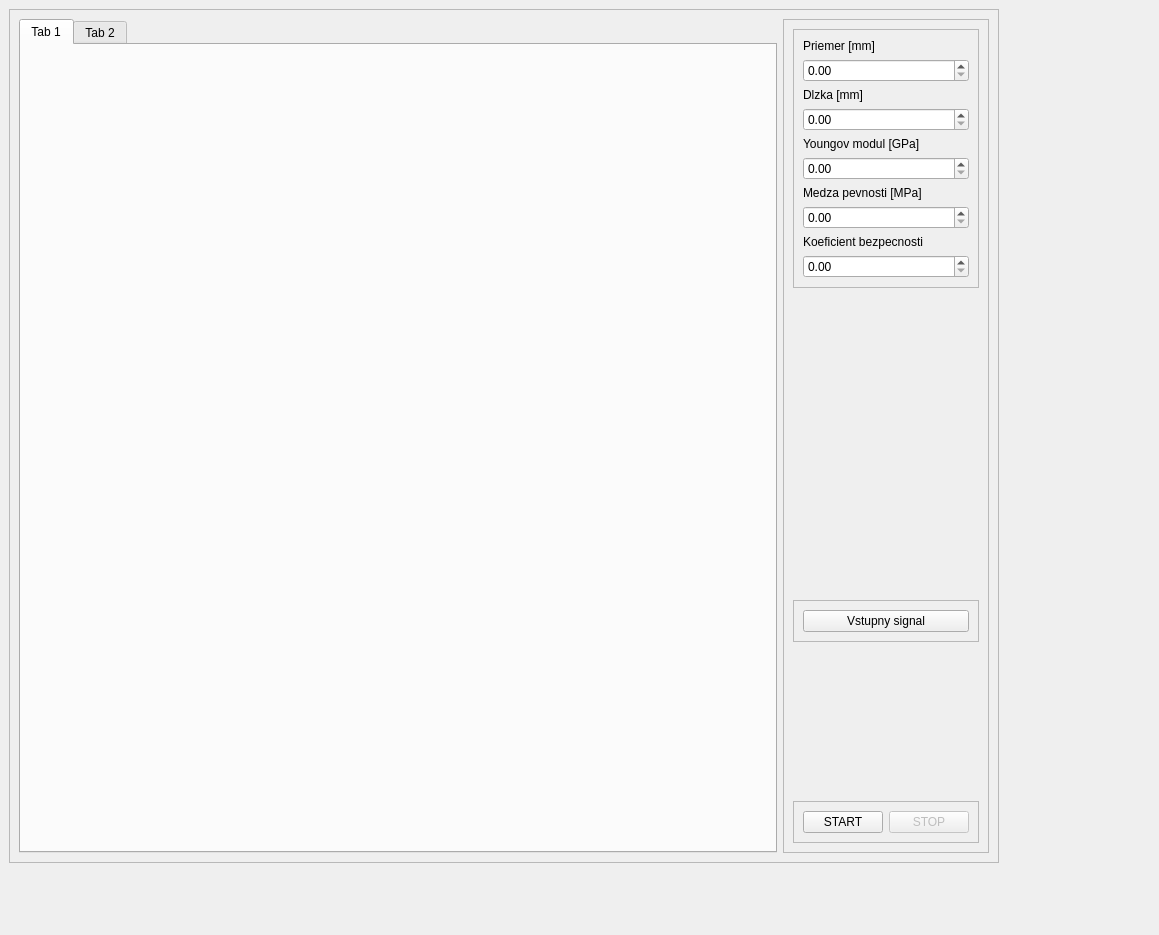
First picture: the form in Python_project/Main_Window.ui, repository Lones1306/Meracie_systemy, before the edit.
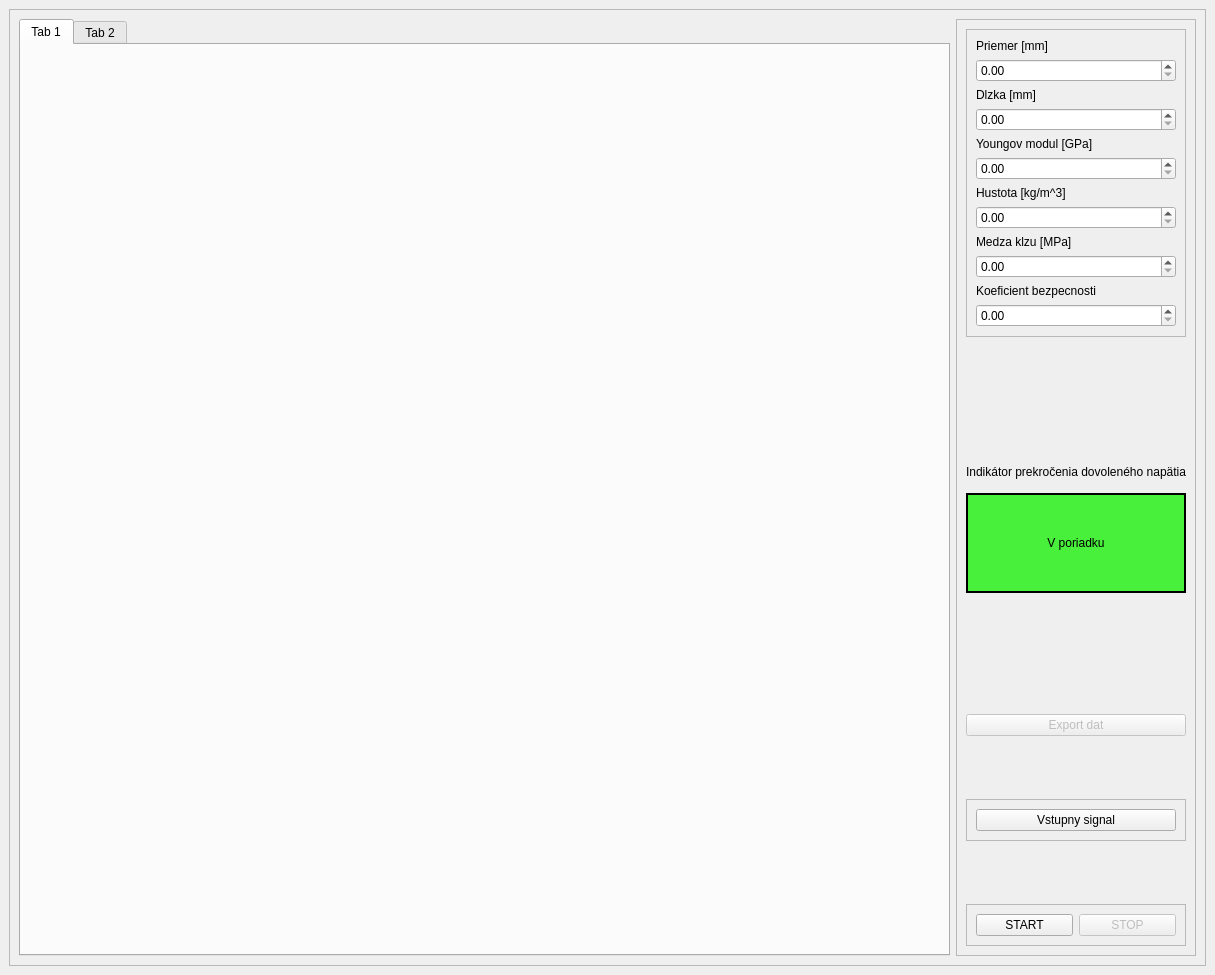
Second picture: the form after the edit.

Patch:
```diff
--- a/Python_project/Main_Window.ui
+++ b/Python_project/Main_Window.ui
@@ -6,8 +6,8 @@
    <rect>
     <x>0</x>
     <y>0</y>
-    <width>1159</width>
-    <height>935</height>
+    <width>1215</width>
+    <height>975</height>
    </rect>
   </property>
   <property name="windowTitle">
@@ -16,8 +16,8 @@
   <widget class="QWidget" name="centralwidget">
    <property name="maximumSize">
     <size>
-     <width>1008</width>
-     <height>872</height>
+     <width>5000</width>
+     <height>5000</height>
     </size>
    </property>
    <layout class="QGridLayout" name="gridLayout">
@@ -168,10 +168,24 @@
                </property>
               </widget>
              </item>
+             <item>
+              <widget class="QLabel" name="label">
+               <property name="text">
+                <string>Hustota [kg/m^3]</string>
+               </property>
+              </widget>
+             </item>
+             <item>
+              <widget class="QDoubleSpinBox" name="hustota">
+               <property name="maximum">
+                <double>1000000000.000000000000000</double>
+               </property>
+              </widget>
+             </item>
              <item>
               <widget class="QLabel" name="label_3">
                <property name="text">
-                <string>Medza pevnosti [MPa]</string>
+                <string>Medza klzu [MPa]</string>
                </property>
               </widget>
              </item>
@@ -228,6 +242,511 @@
             </property>
            </spacer>
           </item>
+          <item>
+           <widget class="QLabel" name="label_2">
+            <property name="minimumSize">
+             <size>
+              <width>0</width>
+              <height>30</height>
+             </size>
+            </property>
+            <property name="text">
+             <string>Indikátor prekročenia dovoleného napätia</string>
+            </property>
+           </widget>
+          </item>
+          <item>
+           <widget class="QLabel" name="status_label">
+            <property name="minimumSize">
+             <size>
+              <width>100</width>
+              <height>100</height>
+             </size>
+            </property>
+            <property name="palette">
+             <palette>
+              <active>
+               <colorrole role="WindowText">
+                <brush brushstyle="SolidPattern">
+                 <color alpha="255">
+                  <red>0</red>
+                  <green>0</green>
+                  <blue>0</blue>
+                 </color>
+                </brush>
+               </colorrole>
+               <colorrole role="Button">
+                <brush brushstyle="SolidPattern">
+                 <color alpha="255">
+                  <red>72</red>
+                  <green>240</green>
+                  <blue>60</blue>
+                 </color>
+                </brush>
+               </colorrole>
+               <colorrole role="Light">
+                <brush brushstyle="SolidPattern">
+                 <color alpha="255">
+                  <red>175</red>
+                  <green>255</green>
+                  <blue>169</blue>
+                 </color>
+                </brush>
+               </colorrole>
+               <colorrole role="Midlight">
+                <brush brushstyle="SolidPattern">
+                 <color alpha="255">
+                  <red>123</red>
+                  <green>247</green>
+                  <blue>114</blue>
+                 </color>
+                </brush>
+               </colorrole>
+               <colorrole role="Dark">
+                <brush brushstyle="SolidPattern">
+                 <color alpha="255">
+                  <red>36</red>
+                  <green>120</green>
+                  <blue>30</blue>
+                 </color>
+                </brush>
+               </colorrole>
+               <colorrole role="Mid">
+                <brush brushstyle="SolidPattern">
+                 <color alpha="255">
+                  <red>48</red>
+                  <green>160</green>
+                  <blue>40</blue>
+                 </color>
+                </brush>
+               </colorrole>
+               <colorrole role="Text">
+                <brush brushstyle="SolidPattern">
+                 <color alpha="255">
+                  <red>0</red>
+                  <green>0</green>
+                  <blue>0</blue>
+                 </color>
+                </brush>
+               </colorrole>
+               <colorrole role="BrightText">
+                <brush brushstyle="SolidPattern">
+                 <color alpha="255">
+                  <red>255</red>
+                  <green>255</green>
+                  <blue>255</blue>
+                 </color>
+                </brush>
+               </colorrole>
+               <colorrole role="ButtonText">
+                <brush brushstyle="SolidPattern">
+                 <color alpha="255">
+                  <red>0</red>
+                  <green>0</green>
+                  <blue>0</blue>
+                 </color>
+                </brush>
+               </colorrole>
+               <colorrole role="Base">
+                <brush brushstyle="SolidPattern">
+                 <color alpha="255">
+                  <red>255</red>
+                  <green>255</green>
+                  <blue>255</blue>
+                 </color>
+                </brush>
+               </colorrole>
+               <colorrole role="Window">
+                <brush brushstyle="SolidPattern">
+                 <color alpha="255">
+                  <red>72</red>
+                  <green>240</green>
+                  <blue>60</blue>
+                 </color>
+                </brush>
+               </colorrole>
+               <colorrole role="Shadow">
+                <brush brushstyle="SolidPattern">
+                 <color alpha="255">
+                  <red>0</red>
+                  <green>0</green>
+                  <blue>0</blue>
+                 </color>
+                </brush>
+               </colorrole>
+               <colorrole role="AlternateBase">
+                <brush brushstyle="SolidPattern">
+                 <color alpha="255">
+                  <red>163</red>
+                  <green>247</green>
+                  <blue>157</blue>
+                 </color>
+                </brush>
+               </colorrole>
+               <colorrole role="ToolTipBase">
+                <brush brushstyle="SolidPattern">
+                 <color alpha="255">
+                  <red>255</red>
+                  <green>255</green>
+                  <blue>220</blue>
+                 </color>
+                </brush>
+               </colorrole>
+               <colorrole role="ToolTipText">
+                <brush brushstyle="SolidPattern">
+                 <color alpha="255">
+                  <red>0</red>
+                  <green>0</green>
+                  <blue>0</blue>
+                 </color>
+                </brush>
+               </colorrole>
+              </active>
+              <inactive>
+               <colorrole role="WindowText">
+                <brush brushstyle="SolidPattern">
+                 <color alpha="255">
+                  <red>0</red>
+                  <green>0</green>
+                  <blue>0</blue>
+                 </color>
+                </brush>
+               </colorrole>
+               <colorrole role="Button">
+                <brush brushstyle="SolidPattern">
+                 <color alpha="255">
+                  <red>72</red>
+                  <green>240</green>
+                  <blue>60</blue>
+                 </color>
+                </brush>
+               </colorrole>
+               <colorrole role="Light">
+                <brush brushstyle="SolidPattern">
+                 <color alpha="255">
+                  <red>175</red>
+                  <green>255</green>
+                  <blue>169</blue>
+                 </color>
+                </brush>
+               </colorrole>
+               <colorrole role="Midlight">
+                <brush brushstyle="SolidPattern">
+                 <color alpha="255">
+                  <red>123</red>
+                  <green>247</green>
+                  <blue>114</blue>
+                 </color>
+                </brush>
+               </colorrole>
+               <colorrole role="Dark">
+                <brush brushstyle="SolidPattern">
+                 <color alpha="255">
+                  <red>36</red>
+                  <green>120</green>
+                  <blue>30</blue>
+                 </color>
+                </brush>
+               </colorrole>
+               <colorrole role="Mid">
+                <brush brushstyle="SolidPattern">
+                 <color alpha="255">
+                  <red>48</red>
+                  <green>160</green>
+                  <blue>40</blue>
+                 </color>
+                </brush>
+               </colorrole>
+               <colorrole role="Text">
+                <brush brushstyle="SolidPattern">
+                 <color alpha="255">
+                  <red>0</red>
+                  <green>0</green>
+                  <blue>0</blue>
+                 </color>
+                </brush>
+               </colorrole>
+               <colorrole role="BrightText">
+                <brush brushstyle="SolidPattern">
+                 <color alpha="255">
+                  <red>255</red>
+                  <green>255</green>
+                  <blue>255</blue>
+                 </color>
+                </brush>
+               </colorrole>
+               <colorrole role="ButtonText">
+                <brush brushstyle="SolidPattern">
+                 <color alpha="255">
+                  <red>0</red>
+                  <green>0</green>
+                  <blue>0</blue>
+                 </color>
+                </brush>
+               </colorrole>
+               <colorrole role="Base">
+                <brush brushstyle="SolidPattern">
+                 <color alpha="255">
+                  <red>255</red>
+                  <green>255</green>
+                  <blue>255</blue>
+                 </color>
+                </brush>
+               </colorrole>
+               <colorrole role="Window">
+                <brush brushstyle="SolidPattern">
+                 <color alpha="255">
+                  <red>72</red>
+                  <green>240</green>
+                  <blue>60</blue>
+                 </color>
+                </brush>
+               </colorrole>
+               <colorrole role="Shadow">
+                <brush brushstyle="SolidPattern">
+                 <color alpha="255">
+                  <red>0</red>
+                  <green>0</green>
+                  <blue>0</blue>
+                 </color>
+                </brush>
+               </colorrole>
+               <colorrole role="AlternateBase">
+                <brush brushstyle="SolidPattern">
+                 <color alpha="255">
+                  <red>163</red>
+                  <green>247</green>
+                  <blue>157</blue>
+                 </color>
+                </brush>
+               </colorrole>
+               <colorrole role="ToolTipBase">
+                <brush brushstyle="SolidPattern">
+                 <color alpha="255">
+                  <red>255</red>
+                  <green>255</green>
+                  <blue>220</blue>
+                 </color>
+                </brush>
+               </colorrole>
+               <colorrole role="ToolTipText">
+                <brush brushstyle="SolidPattern">
+                 <color alpha="255">
+                  <red>0</red>
+                  <green>0</green>
+                  <blue>0</blue>
+                 </color>
+                </brush>
+               </colorrole>
+              </inactive>
+              <disabled>
+               <colorrole role="WindowText">
+                <brush brushstyle="SolidPattern">
+                 <color alpha="255">
+                  <red>36</red>
+                  <green>120</green>
+                  <blue>30</blue>
+                 </color>
+                </brush>
+               </colorrole>
+               <colorrole role="Button">
+                <brush brushstyle="SolidPattern">
+                 <color alpha="255">
+                  <red>72</red>
+                  <green>240</green>
+                  <blue>60</blue>
+                 </color>
+                </brush>
+               </colorrole>
+               <colorrole role="Light">
+                <brush brushstyle="SolidPattern">
+                 <color alpha="255">
+                  <red>175</red>
+                  <green>255</green>
+                  <blue>169</blue>
+                 </color>
+                </brush>
+               </colorrole>
+               <colorrole role="Midlight">
+                <brush brushstyle="SolidPattern">
+                 <color alpha="255">
+                  <red>123</red>
+                  <green>247</green>
+                  <blue>114</blue>
+                 </color>
+                </brush>
+               </colorrole>
+               <colorrole role="Dark">
+                <brush brushstyle="SolidPattern">
+                 <color alpha="255">
+                  <red>36</red>
+                  <green>120</green>
+                  <blue>30</blue>
+                 </color>
+                </brush>
+               </colorrole>
+               <colorrole role="Mid">
+                <brush brushstyle="SolidPattern">
+                 <color alpha="255">
+                  <red>48</red>
+                  <green>160</green>
+                  <blue>40</blue>
+                 </color>
+                </brush>
+               </colorrole>
+               <colorrole role="Text">
+                <brush brushstyle="SolidPattern">
+                 <color alpha="255">
+                  <red>36</red>
+                  <green>120</green>
+                  <blue>30</blue>
+                 </color>
+                </brush>
+               </colorrole>
+               <colorrole role="BrightText">
+                <brush brushstyle="SolidPattern">
+                 <color alpha="255">
+                  <red>255</red>
+                  <green>255</green>
+                  <blue>255</blue>
+                 </color>
+                </brush>
+               </colorrole>
+               <colorrole role="ButtonText">
+                <brush brushstyle="SolidPattern">
+                 <color alpha="255">
+                  <red>36</red>
+                  <green>120</green>
+                  <blue>30</blue>
+                 </color>
+                </brush>
+               </colorrole>
+               <colorrole role="Base">
+                <brush brushstyle="SolidPattern">
+                 <color alpha="255">
+                  <red>72</red>
+                  <green>240</green>
+                  <blue>60</blue>
+                 </color>
+                </brush>
+               </colorrole>
+               <colorrole role="Window">
+                <brush brushstyle="SolidPattern">
+                 <color alpha="255">
+                  <red>72</red>
+                  <green>240</green>
+                  <blue>60</blue>
+                 </color>
+                </brush>
+               </colorrole>
+               <colorrole role="Shadow">
+                <brush brushstyle="SolidPattern">
+                 <color alpha="255">
+                  <red>0</red>
+                  <green>0</green>
+                  <blue>0</blue>
+                 </color>
+                </brush>
+               </colorrole>
+               <colorrole role="AlternateBase">
+                <brush brushstyle="SolidPattern">
+                 <color alpha="255">
+                  <red>72</red>
+                  <green>240</green>
+                  <blue>60</blue>
+                 </color>
+                </brush>
+               </colorrole>
+               <colorrole role="ToolTipBase">
+                <brush brushstyle="SolidPattern">
+                 <color alpha="255">
+                  <red>255</red>
+                  <green>255</green>
+                  <blue>220</blue>
+                 </color>
+                </brush>
+               </colorrole>
+               <colorrole role="ToolTipText">
+                <brush brushstyle="SolidPattern">
+                 <color alpha="255">
+                  <red>0</red>
+                  <green>0</green>
+                  <blue>0</blue>
+                 </color>
+                </brush>
+               </colorrole>
+              </disabled>
+             </palette>
+            </property>
+            <property name="layoutDirection">
+             <enum>Qt::LeftToRight</enum>
+            </property>
+            <property name="autoFillBackground">
+             <bool>true</bool>
+            </property>
+            <property name="frameShape">
+             <enum>QFrame::WinPanel</enum>
+            </property>
+            <property name="text">
+             <string>V poriadku</string>
+            </property>
+            <property name="scaledContents">
+             <bool>true</bool>
+            </property>
+            <property name="alignment">
+             <set>Qt::AlignCenter</set>
+            </property>
+           </widget>
+          </item>
+          <item>
+           <spacer name="verticalSpacer_6">
+            <property name="orientation">
+             <enum>Qt::Vertical</enum>
+            </property>
+            <property name="sizeHint" stdset="0">
+             <size>
+              <width>20</width>
+              <height>40</height>
+             </size>
+            </property>
+           </spacer>
+          </item>
+          <item>
+           <spacer name="verticalSpacer_5">
+            <property name="orientation">
+             <enum>Qt::Vertical</enum>
+            </property>
+            <property name="sizeHint" stdset="0">
+             <size>
+              <width>20</width>
+              <height>40</height>
+             </size>
+            </property>
+           </spacer>
+          </item>
+          <item>
+           <widget class="QPushButton" name="export_data">
+            <property name="enabled">
+             <bool>false</bool>
+            </property>
+            <property name="text">
+             <string>Export dat</string>
+            </property>
+           </widget>
+          </item>
+          <item>
+           <spacer name="verticalSpacer_4">
+            <property name="orientation">
+             <enum>Qt::Vertical</enum>
+            </property>
+            <property name="sizeHint" stdset="0">
+             <size>
+              <width>20</width>
+              <height>40</height>
+             </size>
+            </property>
+           </spacer>
+          </item>
           <item>
            <widget class="QFrame" name="frame_2">
             <property name="frameShape">
```
